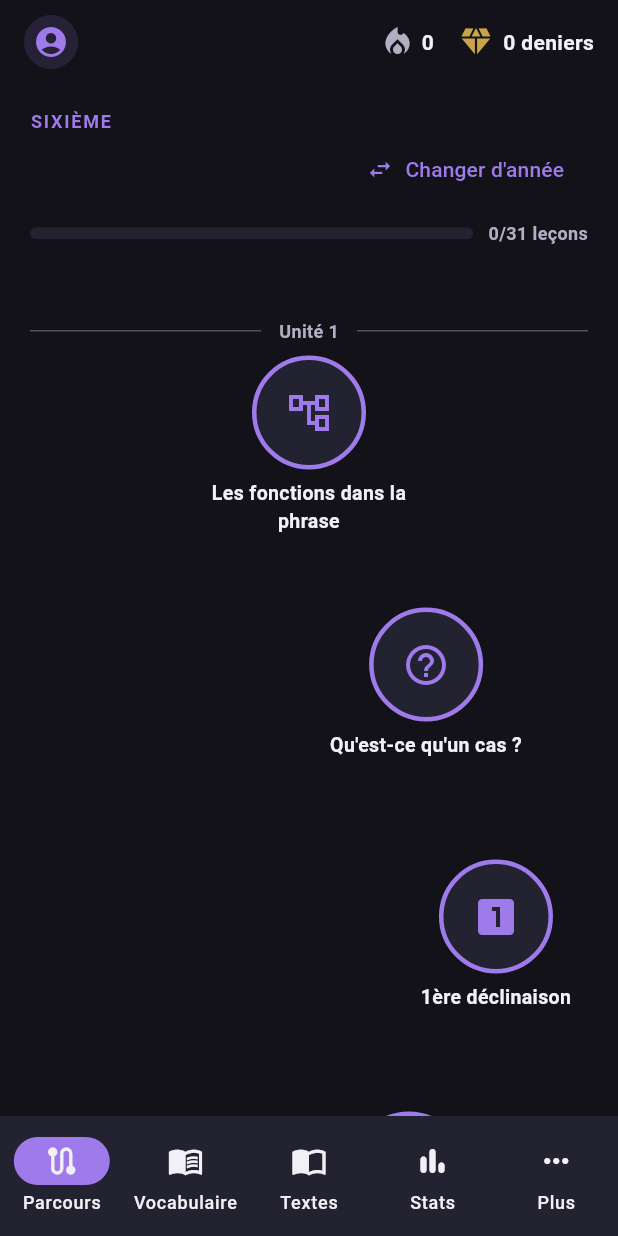
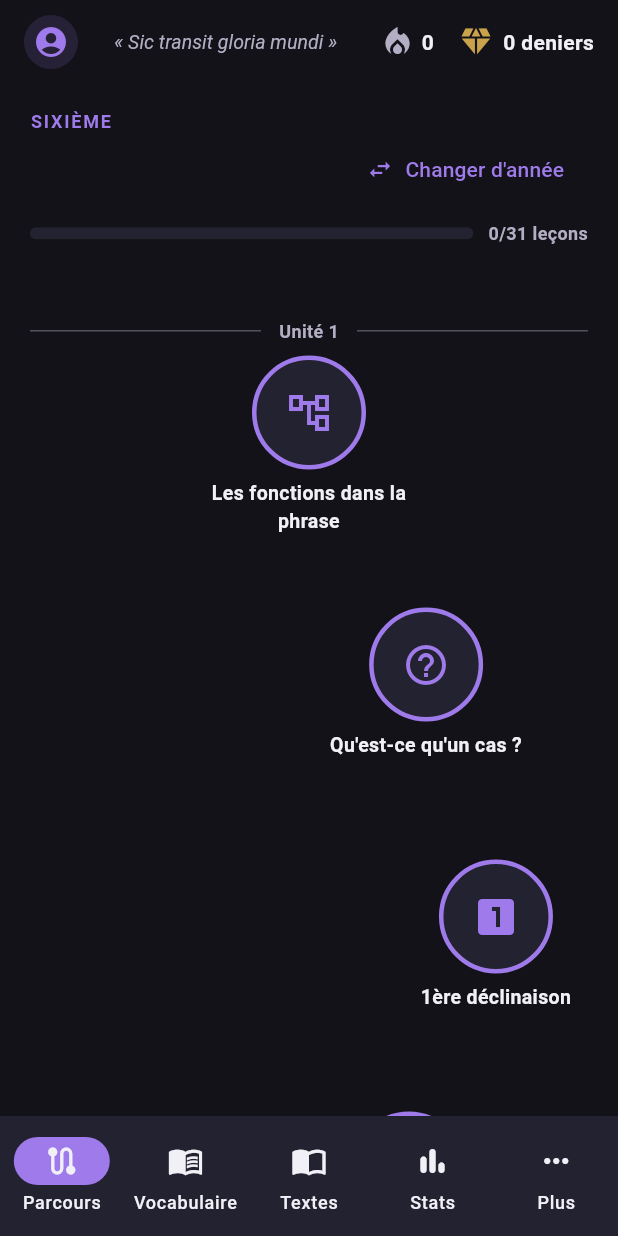
Before and after one commit to FischiSushi/Itinera, a Flutter app: the screen it shows after launch, after a tap on "Passer", on a phone screen of 412 x 824 dp. Run offline on Flutter 3.47's test engine with Material 3 defaults, Android fonts, the phone set to English and light mode, and no system bars; our stand-ins replace cloud_firestore, firebase_auth, firebase_core, firebase_crashlytics, flutter_local_notifications, flutter_timezone and 4 more; missing offline and left inert: file_selector, fsrs, pdfx; accounts and stored records are empty.

Commit message:
Fill the empty Parcours app bar space with a random Latin quote
The area between the account avatar and the streak/deniers counters
was empty (title only sized itself to the avatar, leaving a gap before
actions). Now it shows a random quote from the existing "Phrases &
proverbes" list (locutions_data.dart), picked once per screen visit;
tapping it opens the full LocutionsScreen list.

Verified on the emulator: quote renders in the gap, and tapping it
navigates to Phrases & proverbes.

Co-Authored-By: Claude Sonnet 5 <noreply@anthropic.com>

```diff
--- a/lib/screens/accueil_screen.dart
+++ b/lib/screens/accueil_screen.dart
@@ -1,11 +1,15 @@
+import 'dart:math';
+
 import 'package:firebase_auth/firebase_auth.dart' show FirebaseAuth;
 import 'package:flutter/material.dart';
 
 import 'package:itinera/lecons_grammaire_data.dart';
+import 'package:itinera/locutions_data.dart';
 import 'package:itinera/main.dart';
 import 'package:itinera/services/duel_service.dart';
 import 'package:itinera/screens/compte_screen.dart';
 import 'package:itinera/screens/lecon_detail_screen.dart';
+import 'package:itinera/screens/locutions_screen.dart';
 import 'package:itinera/screens/selecteur_unite_screen.dart';
 
 // ============================================================
@@ -25,6 +29,31 @@ class AccueilScreen extends StatefulWidget {
 }
 
 class _AccueilScreenState extends State<AccueilScreen> {
+  // Tirée une fois par ouverture de l'écran (pas à chaque rebuild), pour
+  // remplir l'espace vide entre l'avatar et la série/les deniers.
+  late final Locution _citation = locutions[Random().nextInt(locutions.length)];
+
+  Widget _citationLatine() {
+    return GestureDetector(
+      onTap: () {
+        Navigator.push(
+          context,
+          MaterialPageRoute(builder: (context) => const LocutionsScreen()),
+        );
+      },
+      child: Text(
+        '« ${_citation.latin} »',
+        textAlign: TextAlign.center,
+        overflow: TextOverflow.ellipsis,
+        style: const TextStyle(
+          fontStyle: FontStyle.italic,
+          color: texteAttenue,
+          fontSize: 13,
+        ),
+      ),
+    );
+  }
+
   Future<void> _ouvrirLecon(Lecon lecon) async {
     await Navigator.push(
       context,
@@ -172,7 +201,9 @@ class _AccueilScreenState extends State<AccueilScreen> {
 
     return Scaffold(
       appBar: AppBar(
-        title: GestureDetector(
+        title: Row(
+          children: [
+            GestureDetector(
               onTap: () async {
                 await Navigator.push(
                   context,
@@ -181,6 +212,10 @@ class _AccueilScreenState extends State<AccueilScreen> {
                 setState(() {});
               },
               child: _avatarCompteAvecBadge(),
+            ),
+            const SizedBox(width: 12),
+            Expanded(child: _citationLatine()),
+          ],
         ),
         actions: [
           Row(
```
Lines whose indentation alone changed are shown as unchanged.
